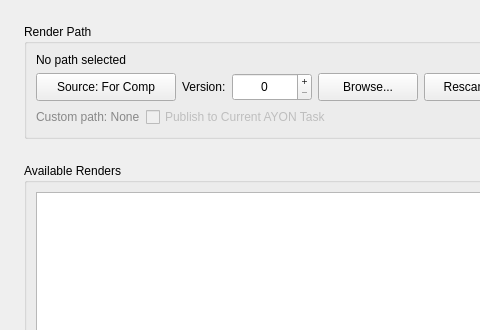
Old version of the form resources/ui/tabs/republish.ui in the repository cpt-cabbage/luma_tools; both pictures show x 0 to 480 and y 0 to 330 of the 1400 by 850 pixel window.
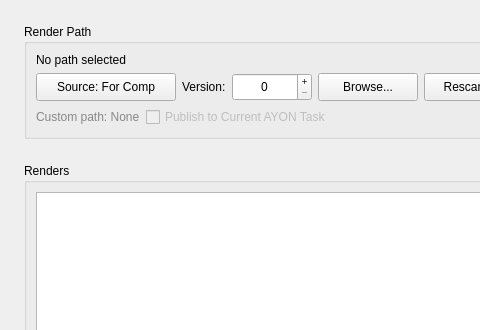
New version of the form.

Diff of the .ui file:
```diff
--- a/resources/ui/tabs/republish.ui
+++ b/resources/ui/tabs/republish.ui
@@ -196,7 +196,7 @@
      <item>
       <widget class="QGroupBox" name="republishRendersGroupBox">
        <property name="title">
-        <string>Available Renders</string>
+        <string>Renders</string>
        </property>
        <layout class="QVBoxLayout" name="republishRendersListLayout">
         <item>
```
Left out of the diff: 14 changed lines with no effect on the pictures.
